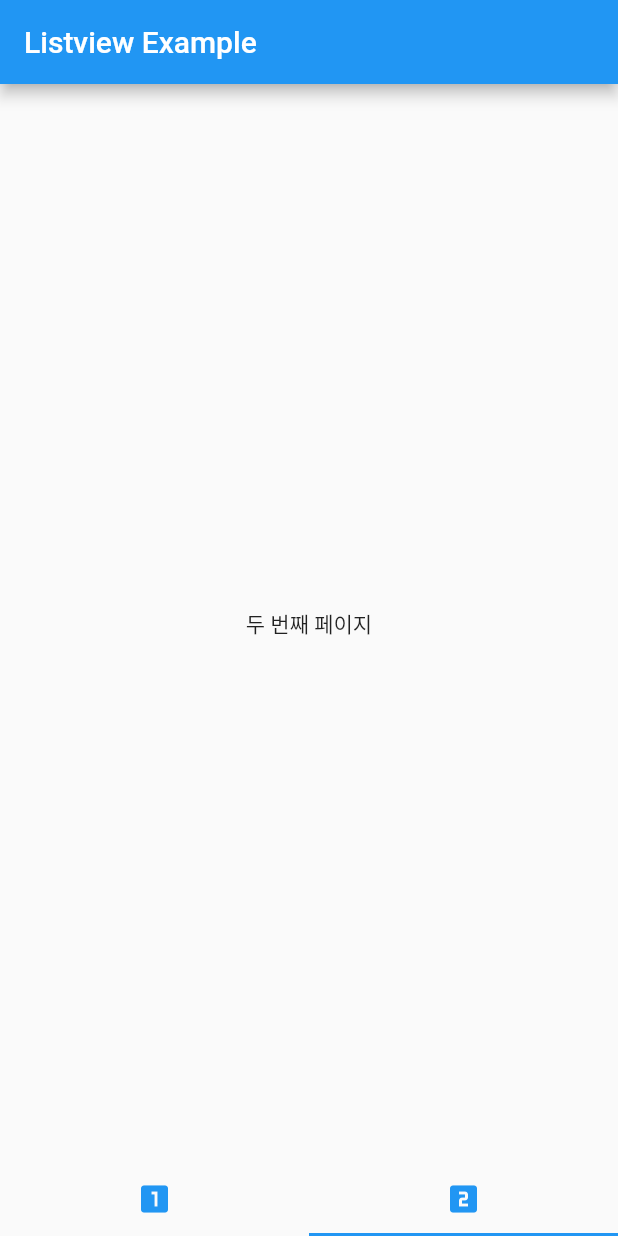
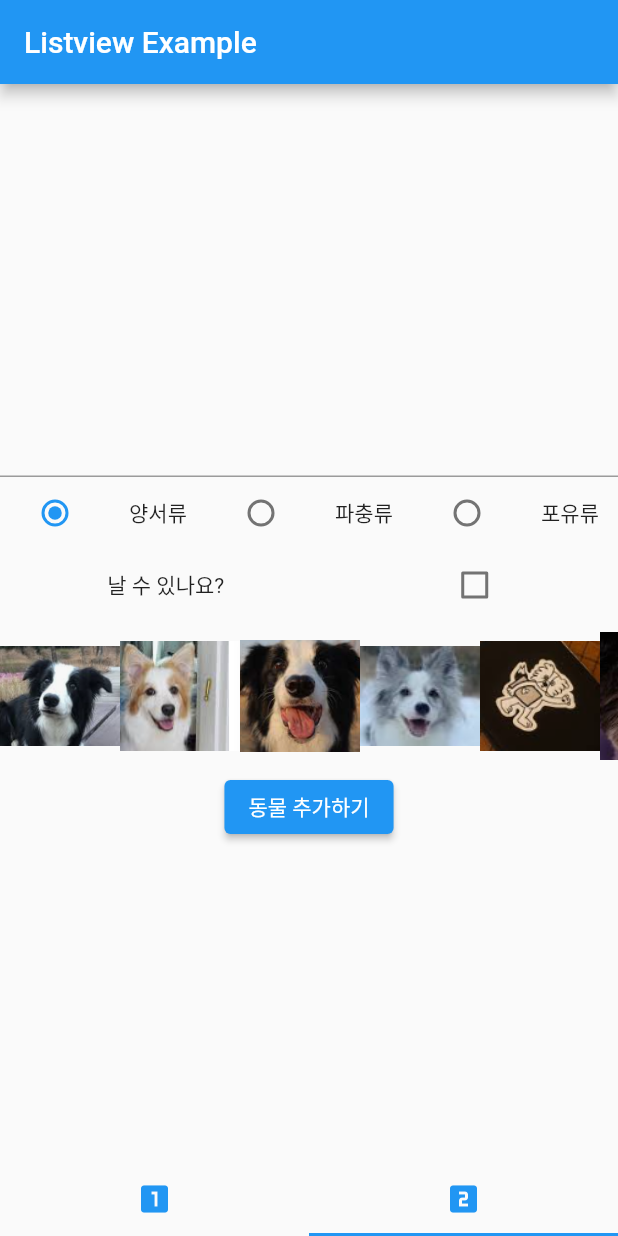
Before and after one commit to Lee-Min-Jung/flutter-study, a Flutter app: the screen it shows after launch, tab 2 chosen, on a phone screen of 412 x 824 dp. Run offline on Flutter 3.47's test engine with Material 2 defaults, Android fonts, the phone set to English and light mode, and no system bars.

Commit message:
항목 추가하기

```diff
--- a/lib/animalItem.dart
+++ b/lib/animalItem.dart
@@ -4,7 +4,7 @@ class Animal {
   String imagePath;
   String animalName;
   String kind;
-  bool flyExist = false;
+  bool? flyExist = false;
 
   Animal( //클래스의 생성자 함수
   {required this.animalName, //required붙은 건 꼭 전달해야 하는 것들
--- a/lib/main.dart
+++ b/lib/main.dart
@@ -46,7 +46,7 @@ class _MyHomePageState extends State<MyHomePage> with SingleTickerProviderStateM
         title: Text('Listview Example'),
       ),
       body: TabBarView( //가운데 화면. 근데 내비게이션 탭에 따라 달라져야 해서 나오게 할 화면의 class를 등록해 놓는다
-        children: <Widget>[FirstApp(list: animalList), SecondApp(list: animalList)],
+        children: <Widget>[FirstApp(list: animalList), SecondApp(list:animalList)],
         controller: controller,
       ),
       bottomNavigationBar: TabBar(tabs: <Tab>[ //맨 아래에 나오는 내비게이션 탭 부분
--- a/lib/sub/secondPage.dart
+++ b/lib/sub/secondPage.dart
@@ -1,18 +1,160 @@
 import 'package:flutter/material.dart';
 import '../animalItem.dart'; //animal 클래스 사용을 위한 import
 
-class SecondApp extends StatelessWidget {
+class SecondApp extends StatefulWidget {
   final List<Animal> list;
   SecondApp({Key? key, required this.list}) : super(key: key);
+  @override
+  State<StatefulWidget> createState() => _SecondApp(); //기존에 여러 줄로 함수 호출 표현했던 걸 여기서는 한 줄로 표현한 것
+
+}
+
+class _SecondApp extends State<SecondApp> {
+  final nameController = TextEditingController();
+  int? _radioValue = 0;
+  bool? flyExist = false;
+  var _imagePath;
+
 
   @override
   Widget build(BuildContext context) {
     return Scaffold(
-        body: Container(
-            child: Center(
-              child: Text('두 번째 페이지'),
-            )
-        )
+      body: Container(
+        child: Center(
+          child: Column(
+            mainAxisAlignment: MainAxisAlignment.center,
+            //대괄호 안은 위젯을 담을 공간
+            children: <Widget> [
+              TextField( //텍스트 입력받는 위젯
+                controller: nameController,
+                keyboardType: TextInputType.text,
+                maxLines: 1,
+              ),
+              Row(
+                children: <Widget> [
+                  Radio(value: 0, groupValue: _radioValue, onChanged: _radioChange), //value는 인덱스, groupValue는 그룹화, onChanged는 이벤트 처리
+                  Text('양서류'),
+                  Radio(value: 1, groupValue: _radioValue, onChanged: _radioChange),
+                  Text('파충류'),
+                  Radio(value: 2, groupValue: _radioValue, onChanged: _radioChange),
+                  Text('포유류')
+                ],
+                mainAxisAlignment: MainAxisAlignment.spaceAround, //양쪽 여백 사이에 균일하게 배치하도록 함
+              ),
+              Row(
+                children: <Widget>[
+                  Text('날 수 있나요?'),
+                  Checkbox(value: flyExist,
+                          onChanged: (check) {
+                              setState(() {
+                                flyExist = check;
+                    });
+                      })
+                ],
+                mainAxisAlignment: MainAxisAlignment.spaceAround,
+              ),
+              Container(
+                height: 100,
+                child: ListView(
+                  scrollDirection: Axis.horizontal,
+                  children: <Widget>[
+                    GestureDetector(
+                      child: Image.asset('repo/images/cow.png', width: 80),
+                      onTap: (){
+                        _imagePath = 'repo/images/cow.png';
+                      },
+                    ),
+                    GestureDetector(
+                      child: Image.asset('repo/images/pig.png', width: 80),
+                      onTap: (){
+                        _imagePath = 'repo/images/pig.png';
+                      },
+                    ),
+                    GestureDetector(
+                      child: Image.asset('repo/images/bee.png', width: 80),
+                      onTap: (){
+                        _imagePath = 'repo/images/bee.png';
+                      },
+                    ),
+                    GestureDetector(
+                      child: Image.asset('repo/images/cat.png', width: 80),
+                      onTap: (){
+                        _imagePath = 'repo/images/cat.png';
+                      },
+                    ),
+                    GestureDetector(
+                      child: Image.asset('repo/images/fox.png', width: 80),
+                      onTap: (){
+                        _imagePath = 'repo/images/fox.png';
+                      },
+                    ),
+                    GestureDetector(
+                      child: Image.asset('repo/images/monkey.png', width: 80),
+                      onTap: (){
+                        _imagePath = 'repo/images/monkey.png';
+                      },
+                    ),
+
+                  ],
+                )
+
+
+              ),
+              ElevatedButton(child: Text('동물 추가하기'),
+                              onPressed: () { //동물 추가하기 버튼을 누르면 진행되는 것
+                                  var animal = Animal(
+                                    animalName: nameController.value.text,
+                                    kind: getKind(_radioValue),
+                                    imagePath: _imagePath,
+                                    flyExist: flyExist
+                                  );
+                                  AlertDialog dialog = AlertDialog(
+                                    title: Text('동물 추가하기'),
+                                    content: Text(
+                                      '이 동물은 ${animal.animalName} 입니다.'
+                                          '또 동물의 종류는 ${animal.kind} 입니다. \n 이 동물을 추가하시겠습니까?',
+                                      style: TextStyle(fontSize: 30.0),
+                                    ),
+                                    actions: [ //배열 형태로 위젯을 가져올 수 있음, 이걸 앞에서 생성한 AlertDialog 위젯 아래에 붙여줌
+                                      ElevatedButton(onPressed: (){
+                                        widget.list.add(animal); //리스트에 추가
+                                        Navigator.of(context).pop();//알림창 끄기
+                                      },
+                                          child: Text('예')),
+                                      ElevatedButton(onPressed: (){
+                                        Navigator.of(context).pop();
+                                      },
+                                          child: Text('아니오'))
+                                    ],
+                                  );
+                                  showDialog(context: context,
+                                      builder: (BuildContext context) => dialog);
+                              }, )
+            ],
+
+          ),
+
+        ),
+
+      )
+
     );
+
+  }
+  void _radioChange(int? value) {
+    setState(() {
+      _radioValue = value;
+    });
+  }
+
+  getKind(int? radioValue){
+    switch (radioValue) {
+      case 0:
+        return "양서류";
+      case 1:
+        return "파충류";
+      case 2:
+        return "포유류";
+    }
   }
 }
```
